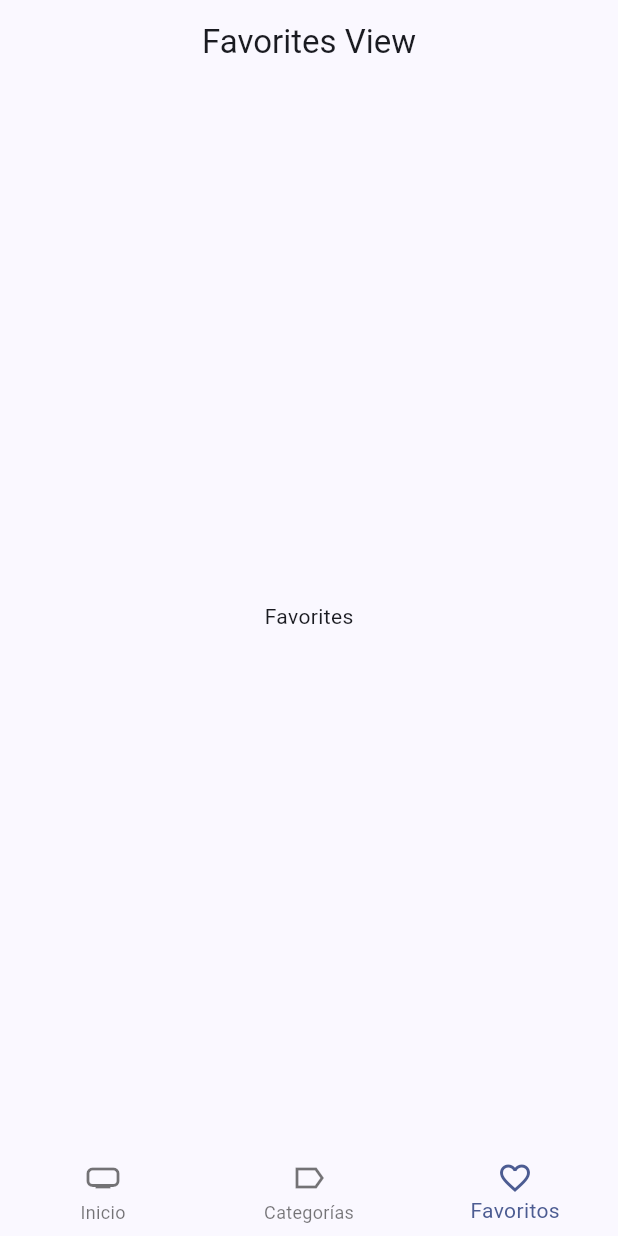
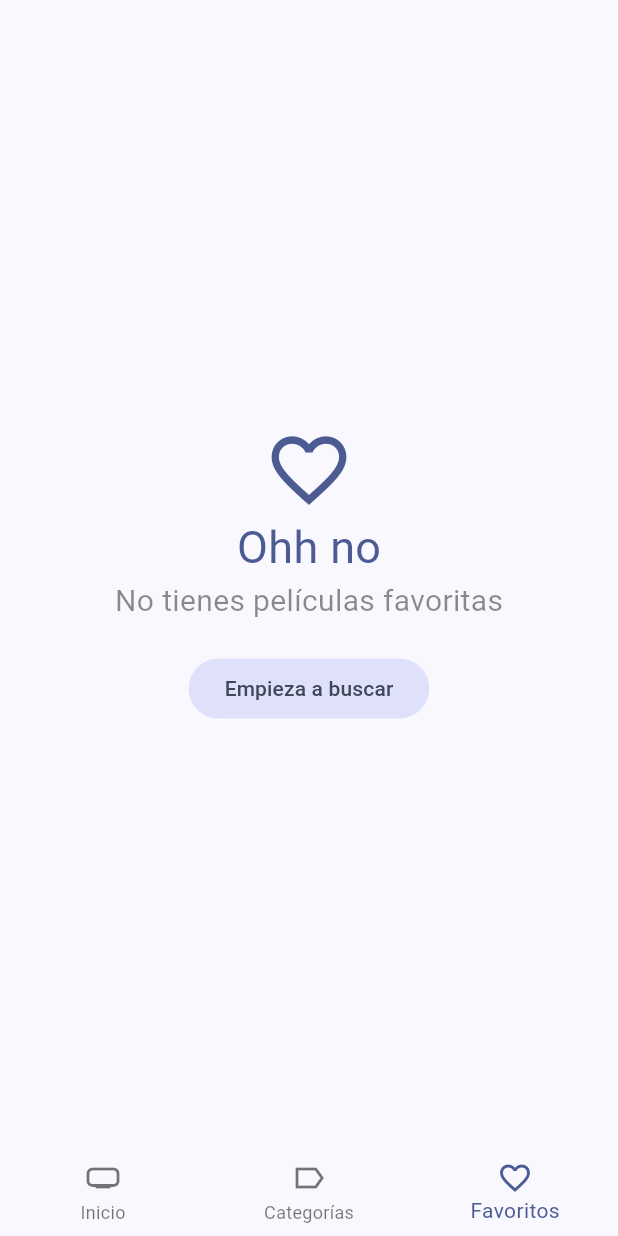
Before and after one commit to ErnestAlf222/cinemaApp, a Flutter app: the screen it shows after launch, item 3 of the bottom bar chosen, on a phone screen of 412 x 824 dp. Run offline on Flutter 3.47's test engine with Material 3 defaults, Android fonts, the phone set to English and light mode, and no system bars; our stand-ins replace animate_do, card_swiper, dio, flutter_dotenv, flutter_riverpod, go_router and 1 more; accounts and stored records are empty; generated files the repository leaves out were written again; network calls fail.

Commit message:
favorite_movies listo

```diff
--- a/lib/presentation/screens/movies/movie_screen.dart
+++ b/lib/presentation/screens/movies/movie_screen.dart
@@ -253,8 +253,9 @@ class _CustomSliverAppBar extends ConsumerWidget {
             error: (_, __) => throw UnimplementedError(),
           ),
 
-          onPressed: () {
-            ref.watch(localStorageRepositoryProvider).toggleFavorite(movie);
+          onPressed: () async {
+            // ref.read(localStorageRepositoryProvider).toggleFavorite(movie);
+            await ref.read(favoriteMoviesProvider.notifier).toggleFavorite(movie);
 
             // Cambiar en caliente el estado del botón
             ref.invalidate(isFavoriteProvider(movie.id));
--- a/lib/presentation/views/movies/home_views/favorites_view.dart
+++ b/lib/presentation/views/movies/home_views/favorites_view.dart
@@ -1,18 +1,76 @@
+import 'package:cinemapedia/presentation/providers/providers.dart';
+import 'package:cinemapedia/presentation/widgets/widgets.dart';
 import 'package:flutter/material.dart';
+import 'package:flutter_riverpod/flutter_riverpod.dart';
+import 'package:go_router/go_router.dart';
 
-class FavoritesView extends StatelessWidget {
+class FavoritesView extends ConsumerStatefulWidget {
   // static String
   const FavoritesView({super.key});
 
   @override
+  FavoritesViewState createState() => FavoritesViewState();
+}
+
+class FavoritesViewState extends ConsumerState<FavoritesView> {
+  bool isLastPage = false;
+  bool isLoading = false;
+
+  @override
+  void initState() {
+    super.initState();
+
+    loadNextPage();
+  }
+
+  void loadNextPage() async {
+    if (isLoading || isLastPage) return;
+
+    isLoading = true;
+    final movies =
+        await ref.read(favoriteMoviesProvider.notifier).loadNextPage();
+    isLoading = false;
+
+    if (movies.isEmpty) {
+      isLastPage = true;
+    }
+  }
+
+  @override
   Widget build(BuildContext context) {
+    final favoritesMovies = ref.watch(favoriteMoviesProvider).values.toList();
+    final height = MediaQuery.of(context).size.height - 80;
+    final colors = Theme.of(context).colorScheme;
+
+    // ? Si no hay películas favoritas
+    if (favoritesMovies.isEmpty) {
+      return Center(
+        child: Column(
+          mainAxisAlignment: MainAxisAlignment.center,
+          crossAxisAlignment: CrossAxisAlignment.center,
+          children: [
+            Icon(Icons.favorite_outline_sharp, size: 60, color: colors.primary),
+            Text('Ohh no',
+                style: TextStyle(fontSize: 30, color: colors.primary)),
+
+            const Text('No tienes películas favoritas',
+                style: TextStyle(fontSize: 20, color: Colors.black45)),
+            const SizedBox(height: 20),
+
+            FilledButton.tonal(
+              onPressed: () => context.go('/home/0'),
+              child: const Text('Empieza a buscar'),
+            ),
+          ],
+        ),
+      );
+    }
+
     return Scaffold(
-      appBar: AppBar(
-        centerTitle: true,
-        title: const Text('Favorites View'),
-      ),
-      body: const Center(
-        child: Text('Favorites'),
+      body: SizedBox(
+        height: height,
+        child:
+            MovieMasonry(loadNextPage: loadNextPage, movies: favoritesMovies),
       ),
     );
   }
--- a/lib/presentation/widgets/widgets.dart
+++ b/lib/presentation/widgets/widgets.dart
@@ -1,4 +1,6 @@
 export 'movies/movie_horizontal_listview.dart';
+export 'movies/movie_masonry.dart';
+export 'movies/movie_poster_link.dart';
 export 'movies/movies_slideshow.dart';
 export 'shared/custom_appbar.dart';
 export 'shared/custom_bottom_navigation.dart';
--- a/pubspec.yaml
+++ b/pubspec.yaml
@@ -14,6 +14,7 @@ dependencies:
     sdk: flutter
   flutter_dotenv: ^5.1.0
   flutter_riverpod: ^2.5.1
+  flutter_staggered_grid_view: ^0.7.0
   go_router: ^14.1.0
   intl: ^0.19.0
   isar: ^3.1.0+1
```
Also changed, not shown: lib/presentation/providers/storage/favorite_movies_provider.dart (+18 -3 lines), lib/presentation/widgets/movies/movie_masonry.dart (added, +74 -0 lines), lib/presentation/widgets/movies/movie_poster_link.dart (added, +29 -0 lines), pubspec.lock.
